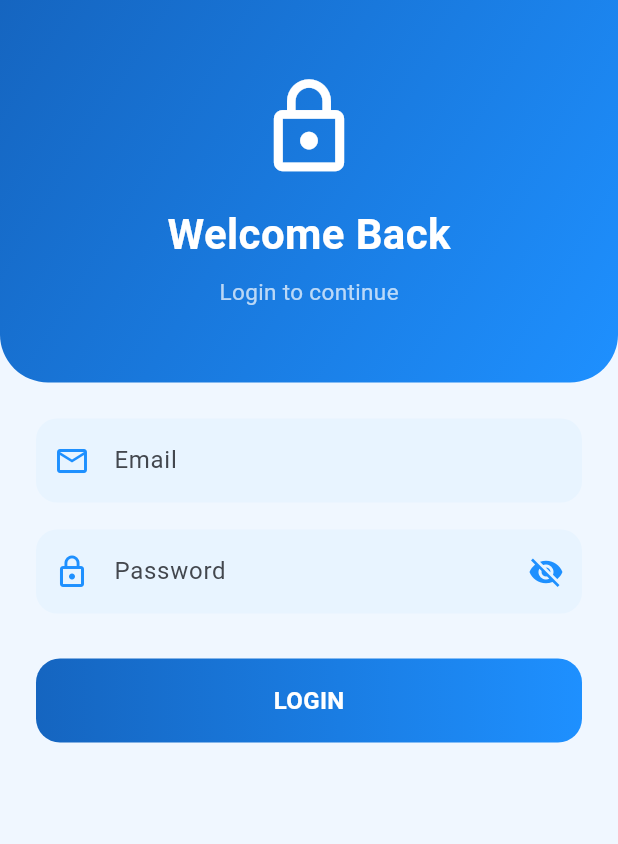
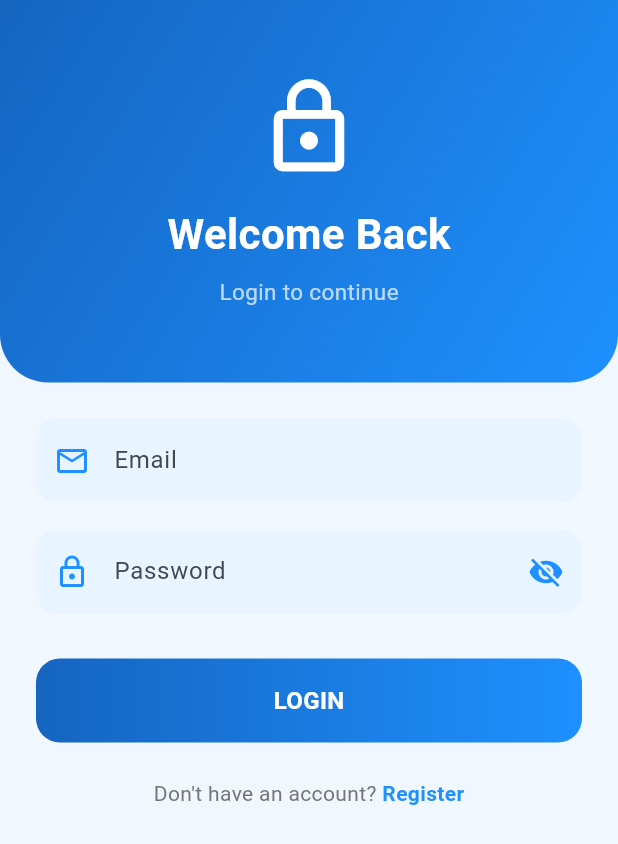
Before and after one commit to Adrian-301/ToDo-App, a Flutter app: the screen it shows after launch, on a phone screen of 412 x 824 dp. Shown: the top 844 px of the screen. Run offline on Flutter 3.47's test engine with Material 3 defaults, Android fonts, the phone set to English and light mode, and no system bars.

Commit message:
Update login.dart

```diff
--- a/todoapp/lib/login.dart
+++ b/todoapp/lib/login.dart
@@ -1,5 +1,6 @@
 import 'package:flutter/material.dart';
 import 'main.dart';
+import 'register.dart';
 
 class LoginPage extends StatefulWidget {
   const LoginPage({super.key});
@@ -19,15 +20,12 @@ class _LoginPageState extends State<LoginPage> {
   static const Color darkBlue = Color(0xFF1565C0);
 
   void login() {
-    if (emailController.text.isNotEmpty &&
-        passwordController.text.isNotEmpty) {
     Navigator.push(
       context,
       MaterialPageRoute(
         builder: (context) => const HomeScreen(),
       ),
     );
-    }
   }
 
   @override
@@ -159,6 +157,37 @@ class _LoginPageState extends State<LoginPage> {
                         ),
                       ),
                     ),
+
+                    const SizedBox(height: 24),
+
+                    Row(
+                      mainAxisAlignment: MainAxisAlignment.center,
+                      children: [
+                        Text(
+                          "Don't have an account? ",
+                          style: TextStyle(
+                            color: Colors.grey.shade600,
+                          ),
+                        ),
+                        GestureDetector(
+                          onTap: () {
+                            Navigator.push(
+                              context,
+                              MaterialPageRoute(
+                                builder: (context) => const RegisterPage(),
+                              ),
+                            );
+                          },
+                          child: const Text(
+                            "Register",
+                            style: TextStyle(
+                              color: dodgerBlue,
+                              fontWeight: FontWeight.bold,
+                            ),
+                          ),
+                        ),
+                      ],
+                    ),
                   ],
                 ),
               ),
```
Lines whose indentation alone changed are shown as unchanged.
